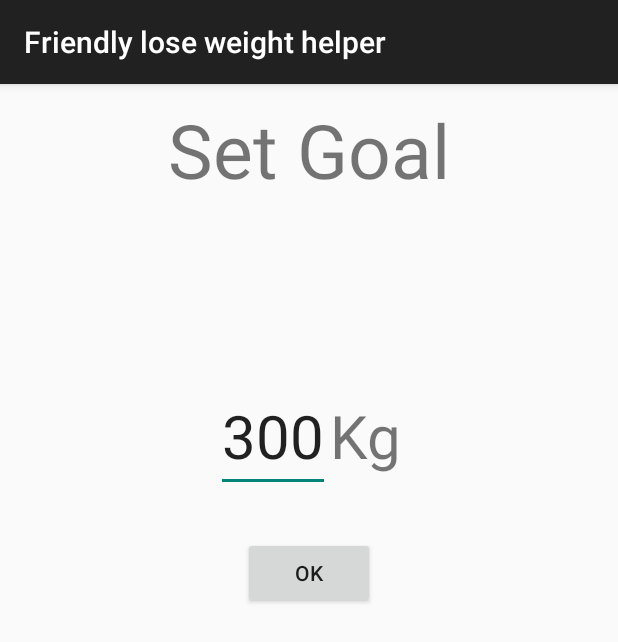
After one commit to cygiMistrzKodu/WeightLoseAndroidProject, an Android app: the WeightGoalActivity screen opened directly, with no data from a screen before it, on a phone screen of 412 x 824 dp. The commit adds this screen. Shown: the top 642 px of the screen. Run offline under Robolectric (Android 15) with nearby library versions, the phone set to English and light mode, and no system bars.

Commit message:
Add weight Goal View to change Weight Goal by user. Go to weight goal view from Main Menu Add new Activity

```diff
--- a/app/src/main/AndroidManifest.xml
+++ b/app/src/main/AndroidManifest.xml
@@ -16,10 +16,8 @@
                 <category android:name="android.intent.category.LAUNCHER" />
             </intent-filter>
         </activity>
-        <activity android:name=".ChartActivity">
-
-        </activity>
-
+        <activity android:name=".ChartActivity"/>
+        <activity android:name=".WeightGoalActivity"/>
 
     </application>
 
--- a/app/src/main/java/creator/soft/cygi/com/friendlyloseweighthelper/WeightCommonViewFragment.java
+++ b/app/src/main/java/creator/soft/cygi/com/friendlyloseweighthelper/WeightCommonViewFragment.java
@@ -177,6 +177,12 @@ public abstract class WeightCommonViewFragment extends Fragment {
                 ft.commit();
 
                return true;
+            case R.id.menu_set_weight_goal:
+
+                Intent i = new Intent(getActivity() , WeightGoalActivity.class);
+                getActivity().startActivity(i);
+
+                return true;
             default:
                 return super.onOptionsItemSelected(item);
         }
--- /dev/null
+++ b/app/src/main/java/creator/soft/cygi/com/friendlyloseweighthelper/WeightGoalActivity.java
@@ -0,0 +1,19 @@
+package creator.soft.cygi.com.friendlyloseweighthelper;
+
+import android.os.Bundle;
+import android.support.v7.app.AppCompatActivity;
+
+/**
+ * Created by CygiMasterProgrammer on 2016-02-12.
+ */
+public class WeightGoalActivity extends AppCompatActivity {
+
+    private final static String TAG = "WeightGoalActivity";
+
+    @Override
+    protected void onCreate(Bundle savedInstanceState) {
+        super.onCreate(savedInstanceState);
+
+        setContentView(R.layout.change_weight_goal_view);
+    }
+}
--- /dev/null
+++ b/app/src/main/res/layout/change_weight_goal_view.xml
@@ -0,0 +1,48 @@
+<?xml version="1.0" encoding="utf-8"?>
+<LinearLayout xmlns:android="http://schemas.android.com/apk/res/android"
+    android:layout_width="fill_parent"
+    android:layout_height="fill_parent"
+    android:orientation="vertical"
+    android:gravity="center_horizontal">
+
+    <LinearLayout
+        android:layout_width="wrap_content"
+        android:layout_height="wrap_content"
+        android:layout_marginTop="10dp">
+
+        <TextView
+            android:layout_width="wrap_content"
+            android:layout_height="wrap_content"
+            android:layout_margin="60dp"
+            android:text="Set Goal"
+            android:textSize="50dp"
+            android:layout_gravity="left" />
+    </LinearLayout>
+
+    <LinearLayout
+        android:layout_width="wrap_content"
+        android:layout_height="wrap_content"
+        android:orientation="horizontal">
+
+        <EditText
+            android:layout_width="wrap_content"
+            android:layout_height="wrap_content"
+            android:maxWidth="300dp"
+            android:text="300"
+            android:inputType="numberDecimal"
+            android:textSize="40dp" />
+
+        <TextView
+            android:layout_width="wrap_content"
+            android:layout_height="wrap_content"
+            android:text="Kg"
+            android:textSize="40dp" />
+    </LinearLayout>
+
+    <Button
+        android:layout_width="wrap_content"
+        android:layout_height="wrap_content"
+        android:layout_margin="30dp"
+        android:text="OK" />
+
+</LinearLayout>
```
